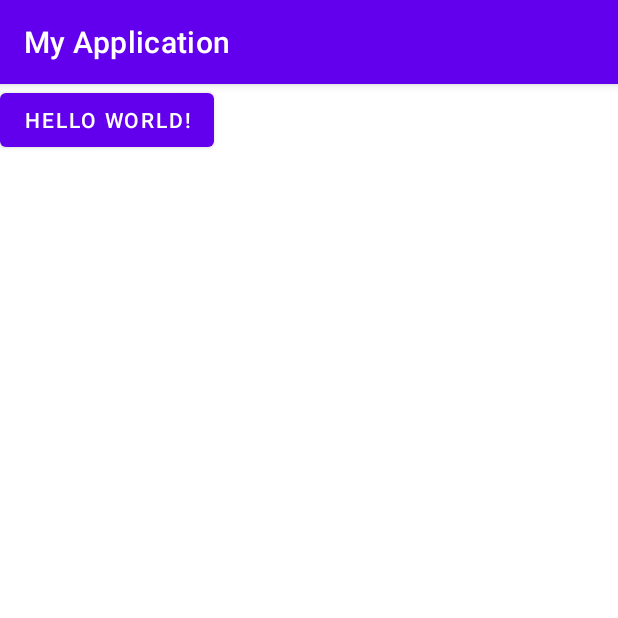
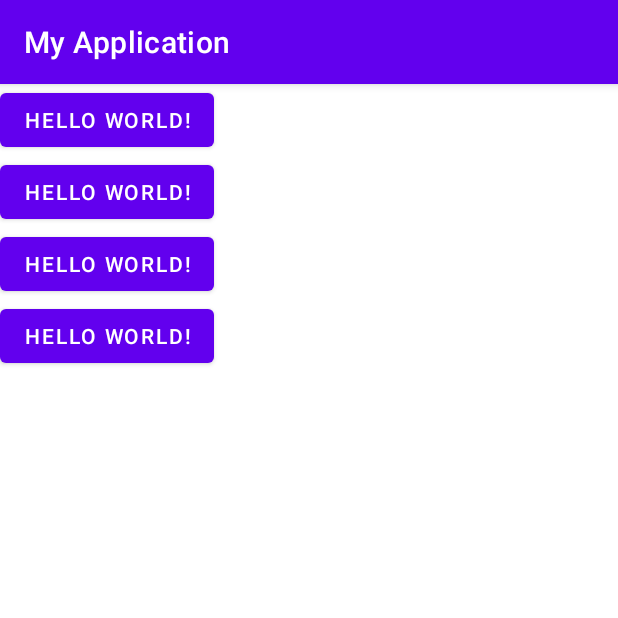
Before and after one commit to Shahzod010299/Misol, an Android app: the screen it shows after launch (MainActivity), on a phone screen of 412 x 824 dp, the top half of it. Run offline under Robolectric (Android 15) with nearby library versions, the phone set to English and light mode, and no system bars.

Commit message:
LinearLayoutga ozgartirdim Buttlar qoshildi

```diff
--- a/app/src/main/res/layout/activity_main.xml
+++ b/app/src/main/res/layout/activity_main.xml
@@ -12,5 +12,20 @@
         android:layout_height="wrap_content"
         android:text="Hello World!"
         app:layout_constraintTop_toTopOf="parent" />
+    <Button
+        android:layout_width="wrap_content"
+        android:layout_height="wrap_content"
+        android:text="Hello World!"
+        app:layout_constraintTop_toTopOf="parent" />
+    <Button
+        android:layout_width="wrap_content"
+        android:layout_height="wrap_content"
+        android:text="Hello World!"
+        app:layout_constraintTop_toTopOf="parent" />
+    <Button
+        android:layout_width="wrap_content"
+        android:layout_height="wrap_content"
+        android:text="Hello World!"
+        app:layout_constraintTop_toTopOf="parent" />
 
 </LinearLayout>
```
